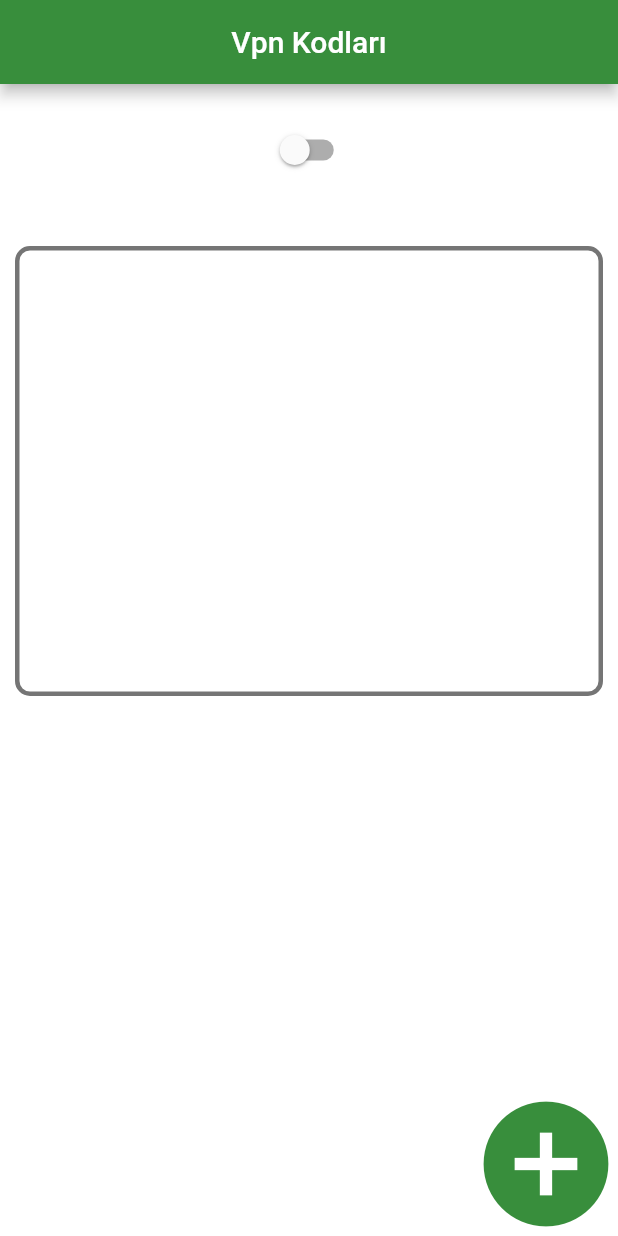
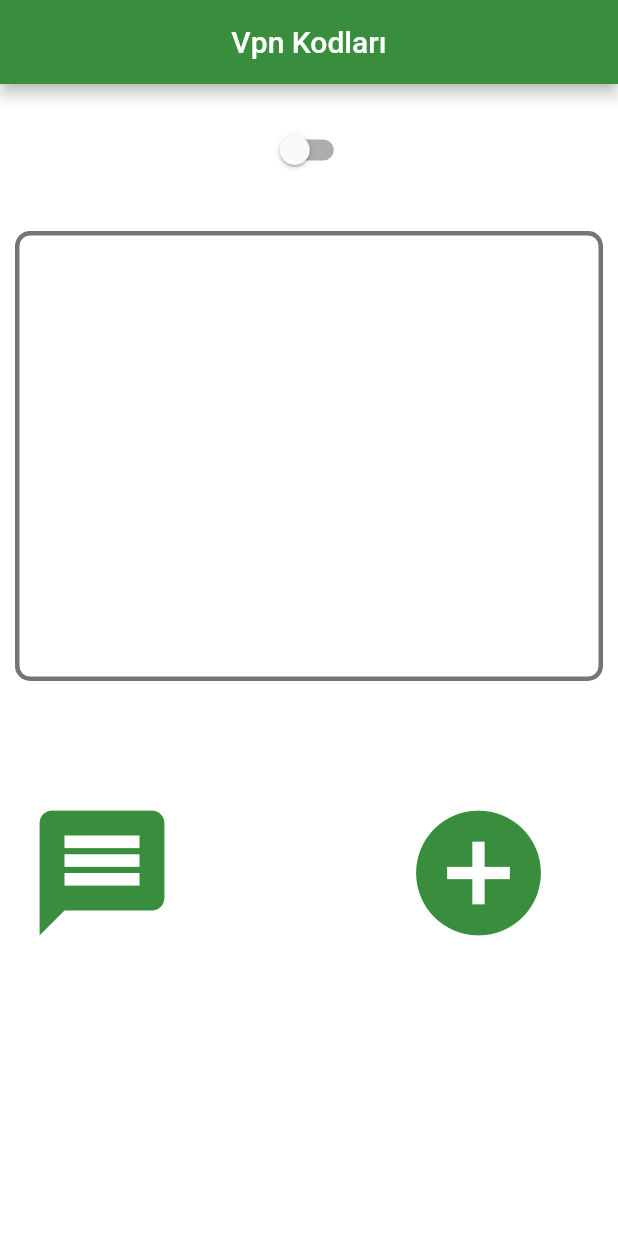
Before and after one commit to esrasubasi/tele_connect, a Flutter app: the screen it shows after launch, on a phone screen of 412 x 824 dp. Run offline on Flutter 3.47's test engine with Material 2 defaults, Android fonts, the phone set to English and light mode, and no system bars; our stand-ins replace cloud_firestore, firebase_core, flutter_slidable; accounts and stored records are empty.

Commit message:
yeni commitler herşey değişti

```diff
--- /dev/null
+++ b/lib/core/constant/asset_constant.dart
@@ -0,0 +1,3 @@
+class AssetConstant {
+  static const String LOGO_CONST = "asset/image/logo.jpg";
+}
--- /dev/null
+++ b/lib/core/constant/color_constant.dart
@@ -0,0 +1,6 @@
+import 'package:flutter/material.dart';
+
+class ColorConstant {
+  static const Color MAIN_BACKGORUND_COLOR = Colors.white;
+  static const Color MAIN_BUTTON_COLOR = Colors.green;
+}
--- /dev/null
+++ b/lib/core/helper/shared_manger.dart
@@ -0,0 +1 @@
+class SharedManager {}
--- a/lib/view/add_person/add_person_view_model.dart
+++ b/lib/view/add_person/add_person_view_model.dart
@@ -1,13 +1,11 @@
 import 'package:flutter/material.dart';
 import 'package:cloud_firestore/cloud_firestore.dart';
-class AddPersonViewModel{
+
+class AddPersonViewModel {
   final TextEditingController textName = TextEditingController();
   final TextEditingController textPhone = TextEditingController();
   final TextEditingController textEmail = TextEditingController();
 
-}
-
-class PersonAddViewModel {
   final FirebaseFirestore _firestore = FirebaseFirestore.instance;
 
   Future<void> addPerson(String name, String number, String email) async {
--- a/lib/view/general/general_view.dart
+++ b/lib/view/general/general_view.dart
@@ -4,10 +4,11 @@ import 'package:flutter/material.dart';
 import 'package:firebase_core/firebase_core.dart';
 import 'package:cloud_firestore/cloud_firestore.dart';
 import 'package:flutter_slidable/flutter_slidable.dart';
+import 'package:tele_connect/core/helper/route_helper.dart';
 import 'package:tele_connect/view/add_person/add_person_view.dart';
 import 'package:tele_connect/view/general/general_view_model.dart';
-import 'package:tele_connect/model/person_model.dart';
-
+import 'package:tele_connect/core/model/person_model.dart';
+import 'package:tele_connect/view/selectSend/select_send_view.dart';
 
 void main() async {
   WidgetsFlutterBinding.ensureInitialized();
@@ -25,7 +26,6 @@ class SmsReadView extends StatelessWidget {
 }
 
 class Home extends StatefulWidget {
-
   @override
   State<Home> createState() => _HomeState();
 }
@@ -33,13 +33,10 @@ class Home extends StatefulWidget {
 class _HomeState extends State<Home> {
   final GeneralViewModel viewModel = GeneralViewModel();
   bool isOn = false;
-  List<String> telnos=[];
-
+  List<String> telnos = [];
 
   @override
-
   Widget build(BuildContext context) {
-
     telnos.clear;
 
     return Scaffold(
@@ -53,7 +50,6 @@ class _HomeState extends State<Home> {
       ),
       backgroundColor: Colors.white,
       body: SafeArea(
-        child: Center(
         child: Column(
           children: [
             SizedBox(
@@ -65,20 +61,16 @@ class _HomeState extends State<Home> {
                 setState(
                   () {
                     isOn = value;
-                      if(isOn==true){
-
-                      }else{
-
-                      }
+                    if (isOn == true) {
+                    } else {}
                   },
                 );
               },
               activeColor: Colors.green[700],
             ),
             SizedBox(
-                height: 30,
+              height: 20,
             ),
-
             StreamBuilder<QuerySnapshot>(
               stream: viewModel.personsStream,
               builder: (context, snapshot) {
@@ -112,65 +104,76 @@ class _HomeState extends State<Home> {
                     scrollDirection: Axis.vertical,
                     child: Column(
                       children: [
-
-                          for (final person in persons) PadCheckB(person,telnos),
-
-
-
-
-
-
-
-
+                        for (final person in persons) PadCheckB(person, telnos),
                       ],
-
                     ),
                   ),
                 );
               },
             ),
             SizedBox(
-                height: 70,
+              height: 50,
             ),
-              Expanded(
-                child: Align(
-                    alignment: Alignment.bottomRight,
-                    child: IconButton(
+            Row(
+              children: [
+                IconButton(
                     onPressed: () {
-                          Route routeaddperson = MaterialPageRoute(builder: (context) {
-                            return PersonApp();
-                          });
-                          Navigator.push(context, routeaddperson);
+                      RouteHelper.push(context, SendView());
+                    },
+                    icon: Padding(
+                      padding: const EdgeInsets.all(10.0),
+                      child: Icon(Icons.message),
+                    ),
+                    iconSize: 100,
+                    color: Colors.green[700]),
+                SizedBox(
+                  width: 135,
+                ),
+                IconButton(
+                    onPressed: () {
+                      RouteHelper.push(context, PersonView());
                     },
                     icon: Padding(
                       padding: const EdgeInsets.all(10.0),
                       child: Icon(Icons.add_circle),
                     ),
                     iconSize: 100,
-                        color: Colors.green[700]))),
+                    color: Colors.green[700]),
+              ],
+            ),
           ],
         ),
       ),
-      ),
     );
-
   }
 
-  Padding PadCheckB(Person person,List<String> telno) {
+  Padding PadCheckB(Person person, List<String> telno) {
     return Padding(
       padding: const EdgeInsets.all(8.0),
-      child: Slidable(endActionPane: ActionPane(motion: const StretchMotion(),
-      children: [SlidableAction(backgroundColor:Colors.red,icon: Icons.delete,label: "Delete",onPressed: (context) => viewModel.deletePerson(person.personName))],) ,
+      child: Slidable(
+        endActionPane: ActionPane(
+          motion: const StretchMotion(),
+          children: [
+            SlidableAction(
+                backgroundColor: Colors.red,
+                icon: Icons.delete,
+                label: "Delete",
+                onPressed: (context) =>
+                    viewModel.deletePerson(person.personName))
+          ],
+        ),
         child: CheckboxListTile(
           title: Text(person.personName),
           subtitle: Text(person.personNumber),
           value: person.personSelect,
-          onChanged: (bool? newValue) {viewModel.updatePersonSelect(person.personName, newValue);
-          if(person.personSelect==false){
+          onChanged: (bool? newValue) {
+            viewModel.updatePersonSelect(person.personName, newValue);
+            if (person.personSelect == false) {
               telno.add(person.personNumber);
-          }else{
+            } else {
               telno.remove(person.personNumber);
-          }          },
+            }
+          },
           activeColor: Colors.green[700],
           checkColor: Colors.white,
           tileColor: Colors.white,
--- a/pubspec.yaml
+++ b/pubspec.yaml
@@ -66,8 +66,8 @@ flutter:
   uses-material-design: true
 
   # To add assets to your application, add an assets section, like this:
-  # assets:
-  #   - images/a_dot_burr.jpeg
+  assets:
+    - asset/image/
   #   - images/a_dot_ham.jpeg
 
   # An image asset can refer to one or more resolution-specific "variants", see
```
Also changed, not shown: lib/core/constant/app_constant.dart (added, +10 -0 lines), lib/core/helper/route_helper.dart (added, +11 -0 lines), lib/view/add_person/add_person_view.dart (+11 -11 lines), lib/view/general/general_view_model.dart (+6 -6 lines), lib/view/selectSend/select_send_view.dart (added, +79 -0 lines), asset/image/logo.jpg (added), lib/core/model/person_model.dart (renamed from lib/model/person_model.dart). Lines whose indentation alone changed are shown as unchanged.
